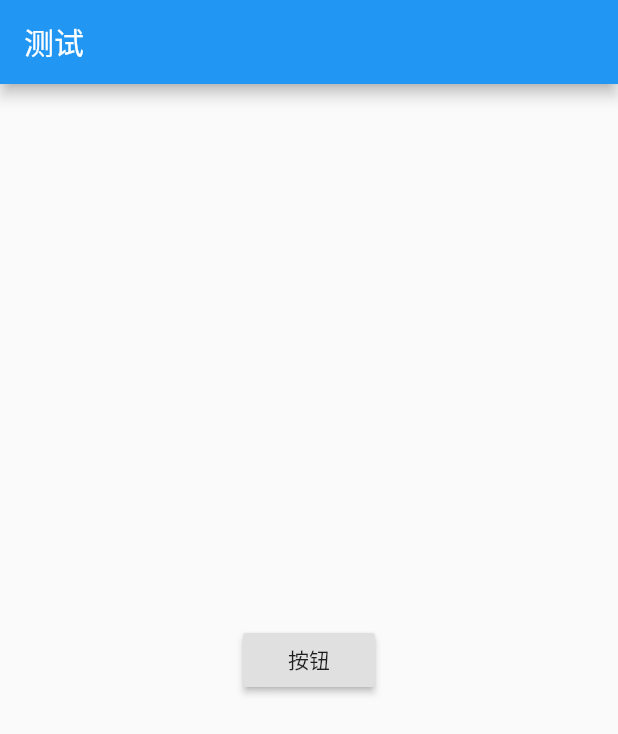
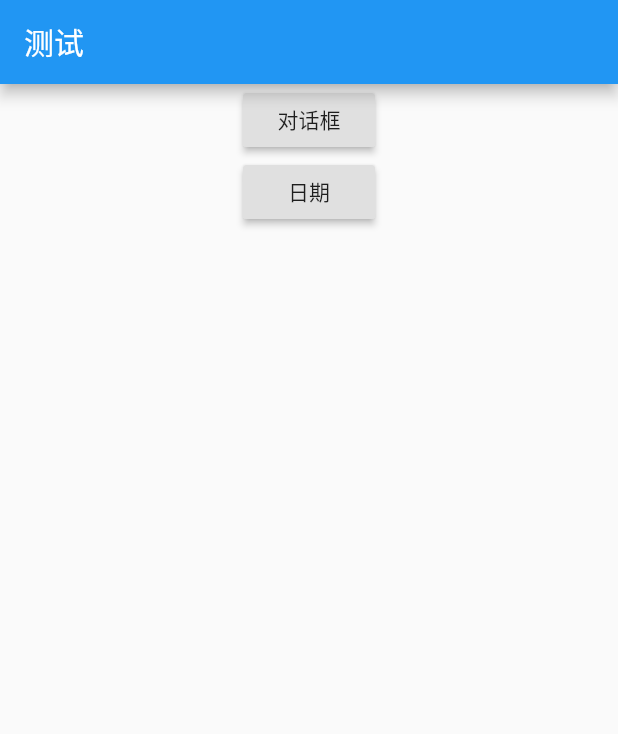
Before and after one commit to YeFei572/dialogDemo, a Flutter app: the screen it shows after launch, on a phone screen of 412 x 824 dp. Shown: the top 734 px of the screen. Run offline on Flutter 3.47's test engine with Material 2 defaults, Android fonts, the phone set to English and light mode, and no system bars; our stand-ins replace flutter_datetime_picker.

Commit message:
时间模块更新

```diff
--- a/lib/main.dart
+++ b/lib/main.dart
@@ -1,6 +1,7 @@
 import 'package:flutter/material.dart';
 
 import 'customer_dialog.dart';
+import 'date_page.dart';
 
 void main() => runApp(MyApp());
 
@@ -8,11 +9,15 @@ class MyApp extends StatelessWidget {
   @override
   Widget build(BuildContext context) {
     return MaterialApp(
+      debugShowCheckedModeBanner: false,
       title: 'Flutter Demo',
       theme: ThemeData(
         primarySwatch: Colors.blue,
       ),
       home: Demo(),
+      routes: {
+        "/ToDatePage": (context) => DatePage(),
+      },
     );
   }
 }
@@ -25,18 +30,28 @@ class Demo extends StatelessWidget {
         title: Text('测试'),
       ),
       body: Center(
-        child: RaisedButton(
-          onPressed: () {
-            showDialog(
-              context: context,
-              builder: (BuildContext context) {
-                return CustomerDialog(
-                  text: "123",
+        child: Column(
+          children: <Widget>[
+            RaisedButton(
+              onPressed: () {
+                showDialog(
+                  context: context,
+                  builder: (BuildContext context) {
+                    return CustomerDialog();
+                  },
                 );
               },
-            );
-          },
-          child: Text('按钮'),
+              child: Text('对话框'),
+            ),
+            RaisedButton(
+              onPressed: () {
+                Navigator.of(context).push(MaterialPageRoute(builder: (BuildContext context) {
+                  return DatePage();
+                }));
+              },
+              child: Text('日期'),
+            )
+          ],
         ),
       ),
     );
--- a/pubspec.yaml
+++ b/pubspec.yaml
@@ -23,6 +23,7 @@ dependencies:
   # The following adds the Cupertino Icons font to your application.
   # Use with the CupertinoIcons class for iOS style icons.
   cupertino_icons: ^0.1.2
+  flutter_datetime_picker: ^1.2.5
 
 dev_dependencies:
   flutter_test:
```
Also changed, not shown: lib/customer_dialog.dart (+3 -6 lines), lib/date_page.dart (added, +55 -0 lines), pubspec.lock.
